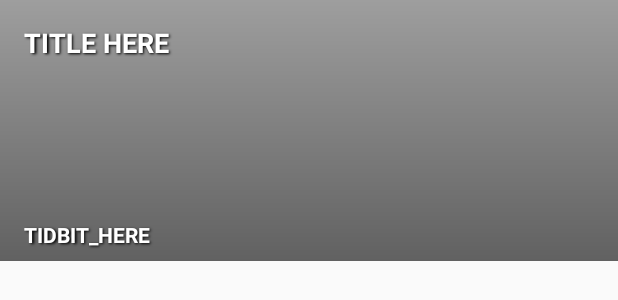
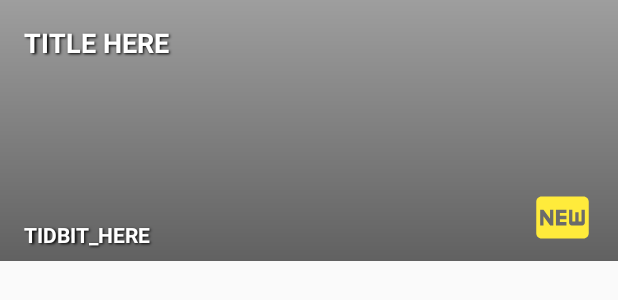
Before and after one commit to vontell/Highlights, an Android app: the layout home_wide.xml on its own in the app's theme, with its tools: preview values and no code run, on a phone screen of 412 x 824 dp. Shown: the top 300 px of the screen. Run offline under Robolectric (Android 15) with nearby library versions, the phone set to English and light mode, and no system bars; plain views replace PEWImageView.

Commit message:
Badges and readme updates

```diff
--- a/app/src/main/java/com/caa/yhack/views/VideoArrayAdapter.java
+++ b/app/src/main/java/com/caa/yhack/views/VideoArrayAdapter.java
@@ -76,6 +76,7 @@ public class VideoArrayAdapter extends ArrayAdapter<HomePageObject> {
         viewHolder.setBackground(context, homeObject.getVideoId());
         viewHolder.setTitle(homeObject.getTitle());
         viewHolder.setTidbit("" + highlights.size() + " highlights");
+        viewHolder.setNew(Math.random() < 0.18);
 
         View view = viewHolder.getView();
 
--- /dev/null
+++ b/app/src/main/res/drawable/badge_new.xml
@@ -0,0 +1,14 @@
+<?xml version="1.0" encoding="utf-8"?>
+<vector xmlns:android="http://schemas.android.com/apk/res/android"
+    android:width="24dp"
+    android:height="24dp"
+    android:viewportWidth="24"
+    android:viewportHeight="24">
+
+    <path
+        android:fillColor="@color/badgeYellow"
+        android:pathData="M20 4H4c-1.11 0-1.99 .89 -1.99 2L2 18c0 1.11 .89 2 2 2h16c1.11 0 2-.89
+2-2V6c0-1.11-.89-2-2-2zM8.5 15H7.3l-2.55-3.5V15H3.5V9h1.25l2.5
+3.5V9H8.5v6zm5-4.74H11v1.12h2.5v1.26H11v1.11h2.5V15h-4V9h4v1.26zm7 3.74c0
+.55-.45 1-1 1h-4c-.55 0-1-.45-1-1V9h1.25v4.51h1.13V9.99h1.25v3.51h1.12V9h1.25v5z" />
+</vector>
--- a/app/src/main/res/layout/home_wide.xml
+++ b/app/src/main/res/layout/home_wide.xml
@@ -53,4 +53,14 @@
         android:paddingBottom="8dp"
         android:textStyle="normal|bold" />
 
+    <ImageView
+        android:layout_width="42dp"
+        android:layout_height="42dp"
+        app:srcCompat="@drawable/badge_new"
+        android:layout_alignParentBottom="true"
+        android:layout_alignParentEnd="true"
+        android:layout_marginRight="16dp"
+        android:layout_marginBottom="8dp"
+        android:id="@+id/new_badge" />
+
 </RelativeLayout>
--- a/app/src/main/res/values/colors.xml
+++ b/app/src/main/res/values/colors.xml
@@ -1,6 +1,7 @@
 <?xml version="1.0" encoding="utf-8"?>
 <resources>
-    <color name="colorPrimary">#e52d27</color>
-    <color name="colorPrimaryDark">#b31217</color>
+    <color name="colorPrimary">#FFC107</color>
+    <color name="colorPrimaryDark">#FFA000</color>
     <color name="colorAccent">#607D8B</color>
+    <color name="badgeYellow">#FFEB3B</color>
 </resources>
```
Also changed, not shown: app/src/main/java/com/caa/yhack/MainActivity.java (+10 -0 lines), app/src/main/java/com/caa/yhack/views/ViewHolder.java (+10 -0 lines), app/src/main/res/layout/activity_main.xml (+13 -5 lines), 1 other file.
